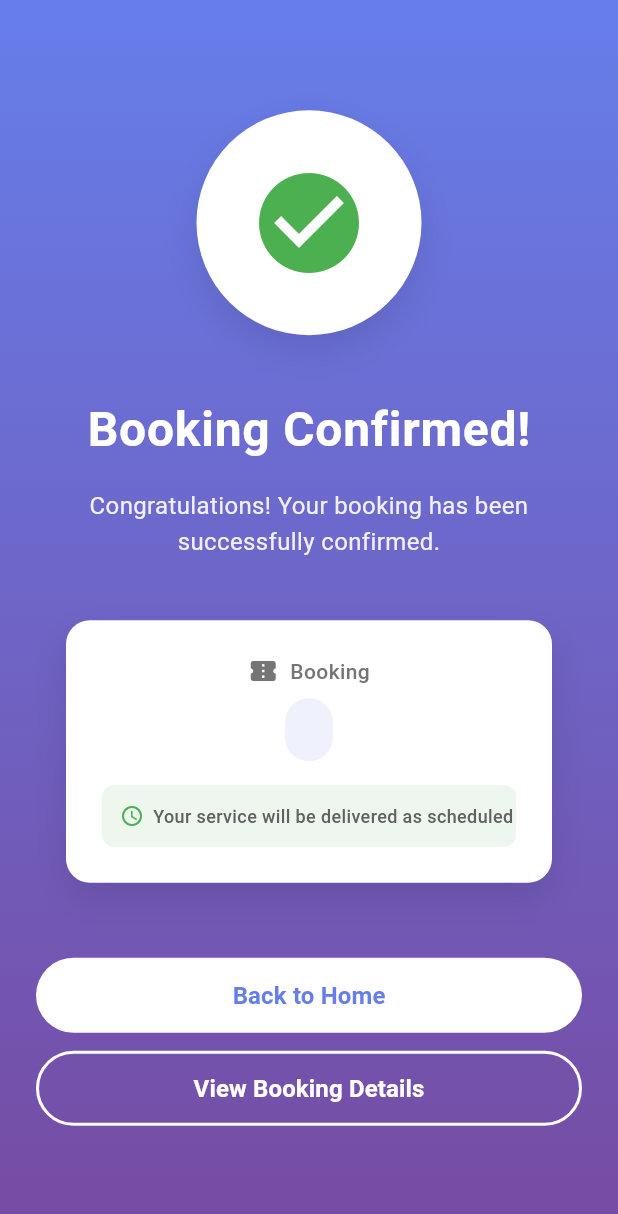
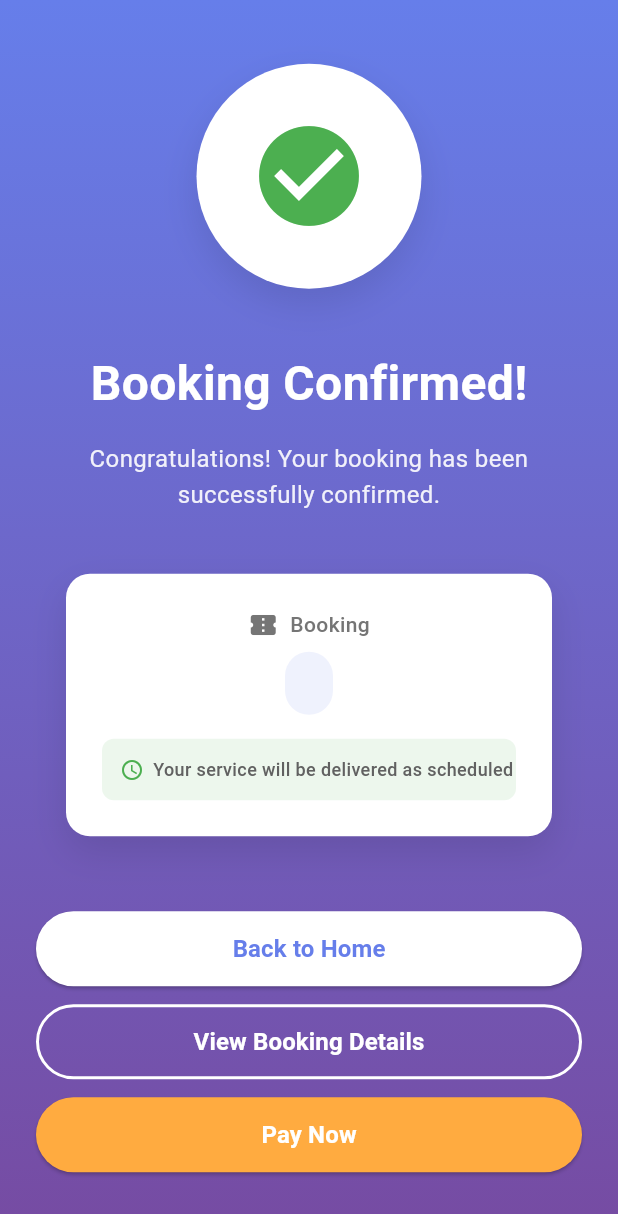
Before and after one commit to NDT2327/Home_Service_Platform_Mobile, a Flutter app: the BookingSuccessScreen screen opened directly with empty values, on a phone screen of 412 x 824 dp. Shown: the top 1214 px of the screen. Run offline on Flutter 3.47's test engine with Material 3 defaults, Android fonts, the phone set to English and light mode, and no system bars; our stand-ins replace easy_localization, file_picker, flutter_screenutil, flutter_svg, image_picker, shared_preferences and 2 more; accounts and stored records are empty; network calls fail.

Commit message:
adjust currency to VND and add Process Payment

```diff
--- a/lib/core/models/service_detail.dart
+++ b/lib/core/models/service_detail.dart
@@ -1,4 +1,4 @@
-import 'dart:convert';
+// import 'dart:convert';
 
 class ServiceDetail {
   final int serviceDetailId;
--- a/lib/features/booking/widgets/booking_success.dart
+++ b/lib/features/booking/widgets/booking_success.dart
@@ -1,11 +1,15 @@
 import 'package:flutter/material.dart';
 import 'package:hsp_mobile/core/models/booking.dart';
 import 'package:hsp_mobile/features/booking/views/booking_detail_screen.dart';
+import 'package:hsp_mobile/core/services/payment_service.dart';
+import 'package:url_launcher/url_launcher.dart';
 
 class BookingSuccessScreen extends StatefulWidget {
   final Booking booking;
+  final int userId;
 
-  const BookingSuccessScreen({Key? key, required this.booking}) : super(key: key);
+
+  const BookingSuccessScreen({super.key, required this.booking, required this.userId});
 
   @override
   State<BookingSuccessScreen> createState() => _BookingSuccessScreenState();
@@ -29,49 +33,28 @@ class _BookingSuccessScreenState extends State<BookingSuccessScreen>
       duration: const Duration(milliseconds: 800),
       vsync: this,
     );
-
     _fadeController = AnimationController(
       duration: const Duration(milliseconds: 1200),
       vsync: this,
     );
-
     _slideController = AnimationController(
       duration: const Duration(milliseconds: 1000),
       vsync: this,
     );
 
-    _scaleAnimation = Tween<double>(
-      begin: 0.0,
-      end: 1.0,
-    ).animate(CurvedAnimation(
-      parent: _scaleController,
-      curve: Curves.elasticOut,
-    ));
+    _scaleAnimation = Tween<double>(begin: 0.0, end: 1.0).animate(
+      CurvedAnimation(parent: _scaleController, curve: Curves.elasticOut),
+    );
+    _fadeAnimation = Tween<double>(begin: 0.0, end: 1.0).animate(
+      CurvedAnimation(parent: _fadeController, curve: Curves.easeInOut),
+    );
+    _slideAnimation = Tween<Offset>(begin: const Offset(0, 0.5), end: Offset.zero).animate(
+      CurvedAnimation(parent: _slideController, curve: Curves.easeOutCubic),
+    );
 
-    _fadeAnimation = Tween<double>(
-      begin: 0.0,
-      end: 1.0,
-    ).animate(CurvedAnimation(
-      parent: _fadeController,
-      curve: Curves.easeInOut,
-    ));
-
-    _slideAnimation = Tween<Offset>(
-      begin: const Offset(0, 0.5),
-      end: Offset.zero,
-    ).animate(CurvedAnimation(
-      parent: _slideController,
-      curve: Curves.easeOutCubic,
-    ));
-
-    // Start animations
     _scaleController.forward();
-    Future.delayed(const Duration(milliseconds: 300), () {
-      _fadeController.forward();
-    });
-    Future.delayed(const Duration(milliseconds: 500), () {
-      _slideController.forward();
-    });
+    Future.delayed(const Duration(milliseconds: 300), () => _fadeController.forward());
+    Future.delayed(const Duration(milliseconds: 500), () => _slideController.forward());
   }
 
   @override
@@ -82,6 +65,78 @@ class _BookingSuccessScreenState extends State<BookingSuccessScreen>
     super.dispose();
   }
 
+  Future<void> _handlePayment() async {
+    try {
+      final paymentService = PaymentService();
+
+      // Log để check data trước khi gọi API
+      print('Creating payment with:');
+      print('BookingId: ${widget.booking.bookingId}');
+      print('UserId: ${widget.userId}');
+      print('Amount: ${widget.booking.totalAmount}');
+
+      final paymentUrl = await paymentService.createPayment(
+        bookingId: widget.booking.bookingId,
+        userId: widget.userId,
+        amount: widget.booking.totalAmount,
+        paymentDate: DateTime.now(),
+        notes: 'Thanh toán booking #${widget.booking.bookingNumber}',
+      );
+
+      // Log URL nhận được
+      print('Received payment URL: $paymentUrl');
+
+      // Validate URL format
+      if (paymentUrl.isEmpty) {
+        throw 'Payment URL is empty';
+      }
+
+      // Check if URL is valid
+      final uri = Uri.tryParse(paymentUrl);
+      if (uri == null) {
+        throw 'Invalid URL format: $paymentUrl';
+      }
+
+      print('Parsed URI: $uri');
+      print('URI scheme: ${uri.scheme}');
+      print('URI host: ${uri.host}');
+
+      // Check if URL can be launched
+      final canLaunch = await canLaunchUrl(uri);
+      print('Can launch URL: $canLaunch');
+
+      if (canLaunch) {
+        // Try different launch modes
+        try {
+          await launchUrl(uri, mode: LaunchMode.externalApplication);
+          print('Launched with externalApplication mode');
+        } catch (e) {
+          print('Failed with externalApplication, trying inAppWebView: $e');
+          try {
+            await launchUrl(uri, mode: LaunchMode.inAppWebView);
+            print('Launched with inAppWebView mode');
+          } catch (e2) {
+            print('Failed with inAppWebView, trying platformDefault: $e2');
+            await launchUrl(uri, mode: LaunchMode.platformDefault);
+            print('Launched with platformDefault mode');
+          }
+        }
+      } else {
+        throw 'Cannot launch URL: $paymentUrl';
+      }
+
+    } catch (e) {
+      print('Payment error: $e');
+      ScaffoldMessenger.of(context).showSnackBar(
+        SnackBar(
+          content: Text('Payment failed: $e'),
+          duration: Duration(seconds: 5),
+        ),
+      );
+    }
+  }
+
+
   @override
   Widget build(BuildContext context) {
     return Scaffold(
@@ -90,10 +145,7 @@ class _BookingSuccessScreenState extends State<BookingSuccessScreen>
           gradient: LinearGradient(
             begin: Alignment.topCenter,
             end: Alignment.bottomCenter,
-            colors: [
-              Color(0xFF667eea),
-              Color(0xFF764ba2),
-            ],
+            colors: [Color(0xFF667eea), Color(0xFF764ba2)],
           ),
         ),
         child: SafeArea(
@@ -104,7 +156,6 @@ class _BookingSuccessScreenState extends State<BookingSuccessScreen>
                 child: Column(
                   mainAxisAlignment: MainAxisAlignment.center,
                   children: [
-                    // Animated Success Icon
                     ScaleTransition(
                       scale: _scaleAnimation,
                       child: Container(
@@ -114,59 +165,30 @@ class _BookingSuccessScreenState extends State<BookingSuccessScreen>
                           color: Colors.white,
                           shape: BoxShape.circle,
                           boxShadow: [
-                            BoxShadow(
-                              color: Colors.black.withOpacity(0.1),
-                              blurRadius: 20,
-                              offset: const Offset(0, 10),
-                            ),
+                            BoxShadow(color: Colors.black.withOpacity(0.1), blurRadius: 20, offset: Offset(0, 10)),
                           ],
                         ),
-                        child: const Icon(
-                          Icons.check_circle,
-                          size: 80,
-                          color: Color(0xFF4CAF50),
+                        child: const Icon(Icons.check_circle, size: 80, color: Color(0xFF4CAF50)),
                       ),
                     ),
-                    ),
-
                     const SizedBox(height: 40),
-
-                    // Animated Title
                     FadeTransition(
                       opacity: _fadeAnimation,
                       child: const Text(
                         'Booking Confirmed!',
-                        style: TextStyle(
-                          fontSize: 32,
-                          fontWeight: FontWeight.bold,
-                          color: Colors.white,
-                          letterSpacing: 0.5,
+                        style: TextStyle(fontSize: 32, fontWeight: FontWeight.bold, color: Colors.white),
                       ),
                     ),
-                    ),
-
                     const SizedBox(height: 16),
-
-                    // Animated Subtitle
                     FadeTransition(
                       opacity: _fadeAnimation,
-                      child: Container(
-                        padding: const EdgeInsets.symmetric(horizontal: 20),
                       child: Text(
                         'Congratulations! Your booking has been successfully confirmed.',
                         textAlign: TextAlign.center,
-                          style: TextStyle(
-                            fontSize: 16,
-                            color: Colors.white.withOpacity(0.9),
-                            height: 1.5,
+                        style: TextStyle(fontSize: 16, color: Colors.white.withOpacity(0.9), height: 1.5),
                       ),
                     ),
-                      ),
-                    ),
-
                     const SizedBox(height: 40),
-
-                    // Booking Details Card
                     SlideTransition(
                       position: _slideAnimation,
                       child: FadeTransition(
@@ -174,100 +196,39 @@ class _BookingSuccessScreenState extends State<BookingSuccessScreen>
                         child: Container(
                           margin: const EdgeInsets.symmetric(horizontal: 20),
                           padding: const EdgeInsets.all(24),
-                          decoration: BoxDecoration(
-                            color: Colors.white,
-                            borderRadius: BorderRadius.circular(16),
-                            boxShadow: [
-                              BoxShadow(
-                                color: Colors.black.withOpacity(0.1),
-                                blurRadius: 20,
-                                offset: const Offset(0, 10),
-                              ),
-                            ],
-                          ),
-                          child: Column(
-                            children: [
-                              Row(
-                                mainAxisAlignment: MainAxisAlignment.center,
-                                children: [
-                                  Icon(
-                                    Icons.confirmation_number,
-                                    color: Colors.grey[600],
-                                    size: 20,
-                                  ),
+                          decoration: BoxDecoration(color: Colors.white, borderRadius: BorderRadius.circular(16), boxShadow: [BoxShadow(color: Colors.black.withOpacity(0.1), blurRadius: 20, offset: Offset(0, 10))]),
+                          child: Column(children: [
+                            Row(mainAxisAlignment: MainAxisAlignment.center, children: [
+                              Icon(Icons.confirmation_number, color: Colors.grey[600], size: 20),
                               const SizedBox(width: 8),
-                                  Text(
-                                    'Booking',
-                                    style: TextStyle(
-                                      fontSize: 14,
-                                      color: Colors.grey[600],
-                                      fontWeight: FontWeight.w500,
-                                    ),
-                                  ),
-                                ],
-                              ),
+                              Text('Booking', style: TextStyle(fontSize: 14, color: Colors.grey[600], fontWeight: FontWeight.w500)),
+                            ]),
                             const SizedBox(height: 8),
                             Container(
-                                padding: const EdgeInsets.symmetric(
-                                  horizontal: 16,
-                                  vertical: 8,
-                                ),
-                                decoration: BoxDecoration(
-                                  color: const Color(0xFF667eea).withOpacity(0.1),
-                                  borderRadius: BorderRadius.circular(20),
-                                ),
-                                child: Text(
-                                  widget.booking.bookingNumber,
-                                  style: const TextStyle(
-                                    fontSize: 18,
-                                    fontWeight: FontWeight.bold,
-                                    color: Color(0xFF667eea),
-                                  ),
-                                ),
+                              padding: const EdgeInsets.symmetric(horizontal: 16, vertical: 8),
+                              decoration: BoxDecoration(color: const Color(0xFF667eea).withOpacity(0.1), borderRadius: BorderRadius.circular(20)),
+                              child: Text(widget.booking.bookingNumber, style: const TextStyle(fontSize: 18, fontWeight: FontWeight.bold, color: Color(0xFF667eea))),
                             ),
                             const SizedBox(height: 16),
                             Container(
                               padding: const EdgeInsets.all(12),
-                                decoration: BoxDecoration(
-                                  color: const Color(0xFF4CAF50).withOpacity(0.1),
-                                  borderRadius: BorderRadius.circular(8),
+                              decoration: BoxDecoration(color: const Color(0xFF4CAF50).withOpacity(0.1), borderRadius: BorderRadius.circular(8)),
+                              child: Row(mainAxisSize: MainAxisSize.min, children: [
+                                const Icon(Icons.schedule, color: Color(0xFF4CAF50), size: 16),
+                                const SizedBox(width: 6),
+                                Text('Your service will be delivered as scheduled', style: TextStyle(fontSize: 12, color: Colors.grey[700], fontWeight: FontWeight.w500)),
+                              ]),
                             ),
-                                child: Row(
-                                  mainAxisSize: MainAxisSize.min,
-                                  children: [
-                                    const Icon(
-                                      Icons.schedule,
-                                      color: Color(0xFF4CAF50),
-                                      size: 16,
-                                    ),
-                                    const SizedBox(width: 6),
-                                    Text(
-                                      'Your service will be delivered as scheduled',
-                                      style: TextStyle(
-                                        fontSize: 12,
-                                        color: Colors.grey[700],
-                                        fontWeight: FontWeight.w500,
-                                      ),
-                                    ),
-                                  ],
-                                ),
-                              ),
-                            ],
+                          ]),
                         ),
                       ),
                     ),
-                    ),
-
                     const SizedBox(height: 50),
-
-                    // Animated Buttons
                     SlideTransition(
                       position: _slideAnimation,
                       child: FadeTransition(
                         opacity: _fadeAnimation,
-                        child: Column(
-                          children: [
-                            // Primary Button
+                        child: Column(children: [
                           SizedBox(
                             width: double.infinity,
                             height: 50,
@@ -275,63 +236,37 @@ class _BookingSuccessScreenState extends State<BookingSuccessScreen>
                               onPressed: () {
                                 Navigator.of(context).popUntil((route) => route.isFirst);
                               },
-                                style: ElevatedButton.styleFrom(
-                                  backgroundColor: Colors.white,
-                                  foregroundColor: const Color(0xFF667eea),
-                                  elevation: 0,
-                                  shape: RoundedRectangleBorder(
-                                    borderRadius: BorderRadius.circular(25),
-                                  ),
-                                  shadowColor: Colors.black.withOpacity(0.1),
-                                ),
-                                child: const Text(
-                                  'Back to Home',
-                                  style: TextStyle(
-                                    fontSize: 16,
-                                    fontWeight: FontWeight.w600,
+                              style: ElevatedButton.styleFrom(backgroundColor: Colors.white, foregroundColor: const Color(0xFF667eea), shape: RoundedRectangleBorder(borderRadius: BorderRadius.circular(25))),
+                              child: const Text('Back to Home', style: TextStyle(fontSize: 16, fontWeight: FontWeight.w600)),
                             ),
                           ),
-                              ),
-                            ),
-
                           const SizedBox(height: 12),
-
-                            // Secondary Button
                           SizedBox(
                             width: double.infinity,
                             height: 50,
                             child: OutlinedButton(
                               onPressed: () {
-                                  // Navigate to booking detail screen
-                                  // You'll need to pass the actual Booking object here
-                                  // This is a placeholder - replace with actual booking data
                                 Navigator.push(
                                   context,
-                                    MaterialPageRoute(
-                                      builder: (context) => BookingDetailScreen(
-                                        booking: widget.booking, // Pass the booking object
+                                  MaterialPageRoute(builder: (context) => BookingDetailScreen(booking: widget.booking)),
+                                );
+                              },
+                              style: OutlinedButton.styleFrom(foregroundColor: Colors.white, side: const BorderSide(color: Colors.white, width: 2), shape: RoundedRectangleBorder(borderRadius: BorderRadius.circular(25))),
+                              child: const Text('View Booking Details', style: TextStyle(fontSize: 16, fontWeight: FontWeight.w600)),
                             ),
                           ),
-                                  );
-                                },
-                                style: OutlinedButton.styleFrom(
-                                  foregroundColor: Colors.white,
-                                  side: const BorderSide(color: Colors.white, width: 2),
-                                  shape: RoundedRectangleBorder(
-                                    borderRadius: BorderRadius.circular(25),
+                          const SizedBox(height: 12),
+                          // Pay Now Button
+                          SizedBox(
+                            width: double.infinity,
+                            height: 50,
+                            child: ElevatedButton(
+                              onPressed: _handlePayment,
+                              style: ElevatedButton.styleFrom(backgroundColor: Colors.orangeAccent, foregroundColor: Colors.white, shape: RoundedRectangleBorder(borderRadius: BorderRadius.circular(25))),
+                              child: const Text('Pay Now', style: TextStyle(fontSize: 16, fontWeight: FontWeight.w600)),
                             ),
                           ),
-                                child: const Text(
-                                  'View Booking Details',
-                                  style: TextStyle(
-                                    fontSize: 16,
-                                    fontWeight: FontWeight.w600,
-                                  ),
-                                ),
-                              ),
-                            ),
-                          ],
-                        ),
+                        ]),
                       ),
                     ),
                   ],
--- a/pubspec.yaml
+++ b/pubspec.yaml
@@ -50,6 +50,7 @@ dependencies:
   #image
   image_picker: ^1.1.2
   file_picker: ^10.2.0
+  url_launcher: ^6.3.2
 
 
 dev_dependencies:
```
Also changed, not shown: lib/core/services/payment_service.dart (+41 -0 lines), lib/features/booking/views/booking_detail_screen.dart (+40 -93 lines), lib/features/booking/views/booking_summary_screen.dart (+7 -2 lines), lib/features/booking/widgets/booking_card.dart (+6 -1 lines), lib/features/booking/widgets/main_service_card.dart (+7 -1 lines), lib/features/booking/widgets/price_summary.dart (+6 -1 lines), lib/features/catalog/view/service_detail_screen.dart (+6 -2 lines), lib/features/catalog/view/service_screen.dart (+7 -2 lines), pubspec.lock. Lines whose indentation alone changed are shown as unchanged.
